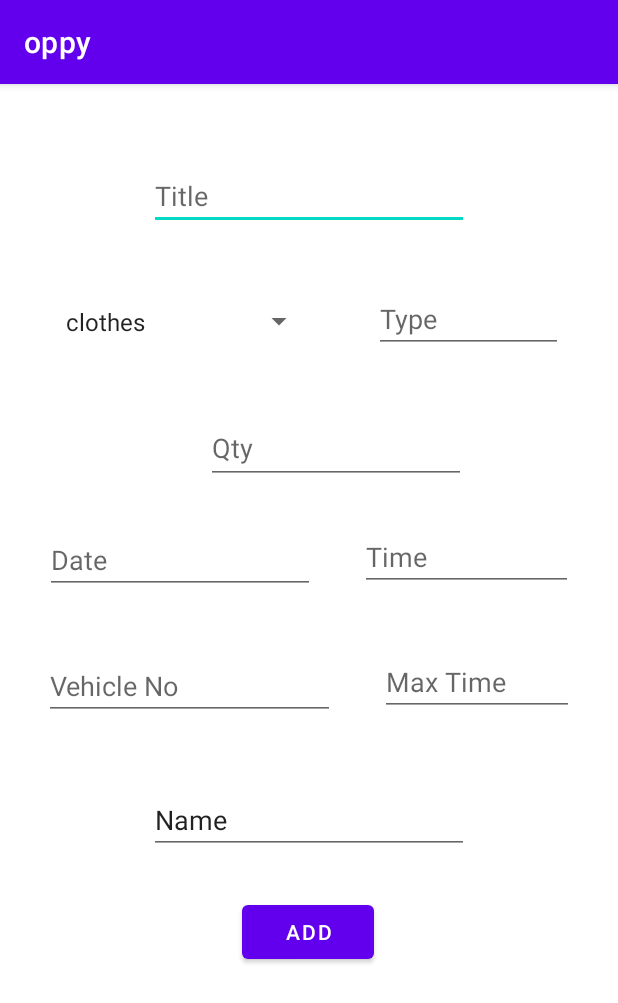
After one commit to IT20167332/MAD-Project, an Android app: the add_schedules screen opened directly, with no data from a screen before it, on a phone screen of 412 x 824 dp. The commit adds this screen. Shown: the top 1003 px of the screen. Run offline under Robolectric (Android 15) with nearby library versions, the phone set to English and light mode, and no system bars; our stand-ins replace Firebase (no records; nobody signed in at launch, a user with empty details on screens opened directly).

Commit message:
commit_2

```diff
--- a/app/build.gradle
+++ b/app/build.gradle
@@ -32,10 +32,14 @@ dependencies {
     implementation 'androidx.appcompat:appcompat:1.3.1'
     implementation 'com.google.android.material:material:1.4.0'
     implementation 'androidx.constraintlayout:constraintlayout:2.1.0'
+    implementation 'androidx.swiperefreshlayout:swiperefreshlayout:1.1.0'
+    implementation 'org.jetbrains:annotations:15.0'
     testImplementation 'junit:junit:4.+'
     androidTestImplementation 'androidx.test.ext:junit:1.1.3'
     androidTestImplementation 'androidx.test.espresso:espresso-core:3.4.0'
     implementation platform('com.google.firebase:firebase-bom:28.4.1')
     implementation 'com.google.firebase:firebase-analytics'
     implementation 'com.google.firebase:firebase-database'
+    implementation 'androidx.recyclerview:recyclerview:1.0.0'
+    implementation 'androidx.cardview:cardview:1.0.0'
 }
--- a/app/src/main/AndroidManifest.xml
+++ b/app/src/main/AndroidManifest.xml
@@ -9,7 +9,10 @@
         android:roundIcon="@mipmap/ic_launcher_round"
         android:supportsRtl="true"
         android:theme="@style/Theme.Oppy">
-        <activity android:name=".Activity.AddEmployee"></activity>
+        <activity android:name=".Activity.schedules_list"></activity>
+        <activity android:name=".Activity.add_schedules" />
+        <activity android:name=".Activity.Sed_menu" />
+        <activity android:name=".Activity.AddEmployee" />
         <activity android:name=".MainActivity">
             <intent-filter>
                 <action android:name="android.intent.action.MAIN" />
--- /dev/null
+++ b/app/src/main/java/com/example/oppy/Activity/add_schedules.java
@@ -0,0 +1,66 @@
+package com.example.oppy.Activity;
+
+import androidx.appcompat.app.AppCompatActivity;
+
+import android.os.Bundle;
+import android.view.View;
+import android.widget.ArrayAdapter;
+import android.widget.EditText;
+import android.widget.Spinner;
+import android.widget.Toast;
+
+import com.example.oppy.Database.ScheduleDb;
+import com.example.oppy.DatabaseTable.Sehedules;
+import com.example.oppy.R;
+
+public class add_schedules extends AppCompatActivity {
+
+    EditText et_title,et_qty,et_date,et_time,et_maxTime,et_vehicleNo,et_destination,et_type;
+    Spinner spin_item;
+
+    ScheduleDb scheduleDb = new ScheduleDb();
+
+    @Override
+    protected void onCreate(Bundle savedInstanceState) {
+        super.onCreate(savedInstanceState);
+        setContentView(R.layout.activity_add_schedules);
+
+        et_title = findViewById(R.id.et_title);
+        et_qty = findViewById(R.id.et_qty);
+        et_date = findViewById(R.id.et_date);
+        et_time = findViewById(R.id.et_time);
+        et_maxTime = findViewById(R.id.et_time2);
+        et_destination = findViewById(R.id.et_destination);
+        et_vehicleNo = findViewById(R.id.et_Vno);
+        spin_item = findViewById(R.id.spin_item);
+        et_type = findViewById(R.id.et_type);
+
+        ArrayAdapter<CharSequence> adapter = ArrayAdapter.createFromResource(this,R.array.item,android.R.layout.simple_spinner_item);
+        adapter.setDropDownViewResource(android.R.layout.simple_spinner_dropdown_item);
+        spin_item.setAdapter(adapter);
+        //spin_item.setOnItemSelectedListener(this);
+
+
+    }
+    public void onAdd(View view){
+
+        Sehedules sehedules = new Sehedules(
+                et_title.getText().toString(),
+                spin_item.getSelectedItem().toString(),
+                et_type.getText().toString(),
+                et_qty.getText().toString(),
+                et_date.getText().toString(),
+                et_time.getText().toString(),
+                et_vehicleNo.getText().toString(),
+                et_destination.getText().toString(),
+                et_maxTime.getText().toString()
+                );
+
+        scheduleDb.add(sehedules).addOnSuccessListener(suc->{
+            Toast.makeText(this,"Sehedule is inserted",Toast.LENGTH_SHORT).show();
+
+        }).addOnFailureListener(er->{
+            Toast.makeText(this,""+er.getMessage(),Toast.LENGTH_SHORT).show();
+        });
+    }
+}
--- /dev/null
+++ b/app/src/main/java/com/example/oppy/Database/ScheduleDb.java
@@ -0,0 +1,37 @@
+package com.example.oppy.Database;
+
+import com.example.oppy.DatabaseTable.Sehedules;
+import com.google.android.gms.tasks.Task;
+import com.google.firebase.database.DatabaseReference;
+import com.google.firebase.database.FirebaseDatabase;
+import com.google.firebase.database.Query;
+
+import java.util.HashMap;
+import java.util.Queue;
+
+public class ScheduleDb {
+
+    private DatabaseReference databaseReference;
+
+    public ScheduleDb() {
+        FirebaseDatabase db = FirebaseDatabase.getInstance();
+        databaseReference = db.getReference(Sehedules.class.getSimpleName());
+    }
+
+    public Task<Void> add(Sehedules seh){
+
+        return databaseReference.push().setValue(seh);
+    }
+
+    public Task<Void> update(String key, HashMap<String,Object> hashMap){
+        return databaseReference.child(key).updateChildren(hashMap);
+    }
+    public Task<Void> remove(String key){
+        return databaseReference.child(key).removeValue();
+    }
+
+    public Query get(){
+        return databaseReference.orderByKey();
+    }
+
+}
--- a/app/src/main/java/com/example/oppy/MainActivity.java
+++ b/app/src/main/java/com/example/oppy/MainActivity.java
@@ -7,10 +7,12 @@ import android.os.Bundle;
 import android.view.View;
 
 import com.example.oppy.Activity.AddEmployee;
+import com.example.oppy.Activity.Sed_menu;
+
+import java.security.Provider;
 
 
 public class MainActivity extends AppCompatActivity {
-
 
 
     @Override
@@ -21,7 +23,7 @@ public class MainActivity extends AppCompatActivity {
 
     }
     public void onadd(View view){
-        Intent intent = new Intent(this, AddEmployee.class);
+        Intent intent = new Intent(this, Sed_menu.class);
         startActivity(intent);
     }
 
--- /dev/null
+++ b/app/src/main/res/layout/activity_add_schedules.xml
@@ -0,0 +1,130 @@
+<?xml version="1.0" encoding="utf-8"?>
+<androidx.constraintlayout.widget.ConstraintLayout xmlns:android="http://schemas.android.com/apk/res/android"
+    xmlns:app="http://schemas.android.com/apk/res-auto"
+    xmlns:tools="http://schemas.android.com/tools"
+    android:layout_width="match_parent"
+    android:layout_height="match_parent"
+    tools:context=".Activity.add_schedules">
+
+    <EditText
+        android:id="@+id/et_title"
+        android:layout_width="wrap_content"
+        android:layout_height="wrap_content"
+        android:layout_marginTop="52dp"
+        android:ems="10"
+        android:hint="@string/et_title"
+        android:inputType="textPersonName"
+        app:layout_constraintEnd_toEndOf="parent"
+        app:layout_constraintStart_toStartOf="parent"
+        app:layout_constraintTop_toTopOf="parent" />
+
+    <Spinner
+        android:id="@+id/spin_item"
+        android:layout_width="174dp"
+        android:layout_height="42dp"
+        android:layout_marginStart="36dp"
+        android:layout_marginTop="40dp"
+        app:layout_constraintStart_toStartOf="parent"
+        app:layout_constraintTop_toBottomOf="@+id/et_title" />
+
+    <EditText
+        android:id="@+id/et_type"
+        android:layout_width="126dp"
+        android:layout_height="42dp"
+        android:ems="10"
+        android:hint="@string/et_type"
+        android:inputType="textPersonName"
+        app:layout_constraintBottom_toBottomOf="@+id/spin_item"
+        app:layout_constraintEnd_toEndOf="parent"
+        app:layout_constraintHorizontal_bias="0.52"
+        app:layout_constraintStart_toEndOf="@+id/spin_item" />
+
+    <EditText
+        android:id="@+id/et_qty"
+        android:layout_width="173dp"
+        android:layout_height="47dp"
+        android:layout_marginTop="40dp"
+        android:ems="10"
+        android:hint="@string/et_qty"
+        android:inputType="number"
+        app:layout_constraintEnd_toEndOf="parent"
+        app:layout_constraintHorizontal_bias="0.575"
+        app:layout_constraintStart_toStartOf="parent"
+        app:layout_constraintTop_toBottomOf="@+id/spin_item" />
+
+    <EditText
+        android:id="@+id/et_Vno"
+        android:layout_width="194dp"
+        android:layout_height="44dp"
+        android:layout_marginTop="40dp"
+        android:ems="10"
+        android:hint="@string/et_Vno"
+        android:inputType="textPersonName"
+        app:layout_constraintEnd_toStartOf="@+id/et_time2"
+        app:layout_constraintHorizontal_bias="0.5"
+        app:layout_constraintStart_toStartOf="parent"
+        app:layout_constraintTop_toBottomOf="@+id/et_date" />
+
+    <EditText
+        android:id="@+id/et_date"
+        android:layout_width="180dp"
+        android:layout_height="45dp"
+        android:layout_marginTop="28dp"
+        android:ems="10"
+        android:hint="@string/et_date"
+        android:inputType="date"
+        app:layout_constraintEnd_toStartOf="@+id/et_time"
+        app:layout_constraintHorizontal_bias="0.5"
+        app:layout_constraintStart_toStartOf="parent"
+        app:layout_constraintTop_toBottomOf="@+id/et_qty" />
+
+    <EditText
+        android:id="@+id/et_time"
+        android:layout_width="142dp"
+        android:layout_height="43dp"
+        android:ems="10"
+        android:hint="@string/et_time"
+        android:inputType="time"
+        app:layout_constraintBaseline_toBaselineOf="@+id/et_date"
+        app:layout_constraintEnd_toEndOf="parent"
+        app:layout_constraintHorizontal_bias="0.5"
+        app:layout_constraintStart_toEndOf="@+id/et_date" />
+
+    <EditText
+        android:id="@+id/et_destination"
+        android:layout_width="wrap_content"
+        android:layout_height="wrap_content"
+        android:layout_marginTop="44dp"
+        android:ems="10"
+        android:hint="@string/et_destination"
+        android:inputType="textPersonName"
+        android:text="Name"
+        app:layout_constraintEnd_toEndOf="parent"
+        app:layout_constraintStart_toStartOf="parent"
+        app:layout_constraintTop_toBottomOf="@+id/et_Vno" />
+
+    <EditText
+        android:id="@+id/et_time2"
+        android:layout_width="129dp"
+        android:layout_height="41dp"
+        android:ems="10"
+        android:hint="@string/et_time2"
+        android:inputType="time"
+        app:layout_constraintBaseline_toBaselineOf="@+id/et_Vno"
+        app:layout_constraintEnd_toEndOf="parent"
+        app:layout_constraintHorizontal_bias="0.5"
+        app:layout_constraintStart_toEndOf="@+id/et_Vno" />
+
+    <Button
+        android:id="@+id/brn_addS"
+        android:layout_width="wrap_content"
+        android:layout_height="wrap_content"
+        android:layout_marginTop="28dp"
+        android:onClick="onAdd"
+        android:text="@string/btn_add"
+        app:layout_constraintEnd_toEndOf="parent"
+        app:layout_constraintHorizontal_bias="0.498"
+        app:layout_constraintStart_toStartOf="parent"
+        app:layout_constraintTop_toBottomOf="@+id/et_destination" />
+
+</androidx.constraintlayout.widget.ConstraintLayout>
--- a/app/src/main/res/values/strings.xml
+++ b/app/src/main/res/values/strings.xml
@@ -6,4 +6,26 @@
     <string name="et_email">Email</string>
     <string name="et_phone">Phone number</string>
     <string name="et_postion">Postion</string>
+    <string name="btn_schedules">Schedules</string>
+    <string name="btn_sHistory">History</string>
+    <string name="btn_track" />
+    <string name="btn_trackS">Track Schedules</string>
+    <string name="btn_addE">Add Employee</string>
+    <string name="et_title">Title</string>
+    <string name="et_qty">Qty</string>
+    <string name="et_date">Date</string>
+    <string name="et_time">Time</string>
+    <string name="et_Vno">Vehicle No</string>
+    <string name="et_time2">Max Time</string>
+    <string name="et_destination">Destination</string>
+    <string name="btn_add">ADD</string>
+    <string name="et_type">Type</string>
+
+    <string-array name="item">
+        <item>clothes</item>
+        <item>fruit</item>
+        <item>vegetable</item>
+        <item>education item</item>
+        <item>food</item>
+    </string-array>
 </resources>
```
Also changed, not shown: app/src/main/java/com/example/oppy/Activity/RvAdapter.java (added, +50 -0 lines), app/src/main/java/com/example/oppy/Activity/SchedulesVH.java (added, +22 -0 lines), app/src/main/java/com/example/oppy/Activity/Sed_menu.java (added, +31 -0 lines), app/src/main/java/com/example/oppy/Activity/schedules_list.java (added, +66 -0 lines), app/src/main/java/com/example/oppy/DatabaseTable/Sehedules.java (added, +101 -0 lines), app/src/main/res/layout/activity_schedules_list.xml (added, +40 -0 lines), app/src/main/res/layout/activity_sed_menu.xml (added, +69 -0 lines), app/src/main/res/layout/layout_sche.xml (added, +57 -0 lines).
